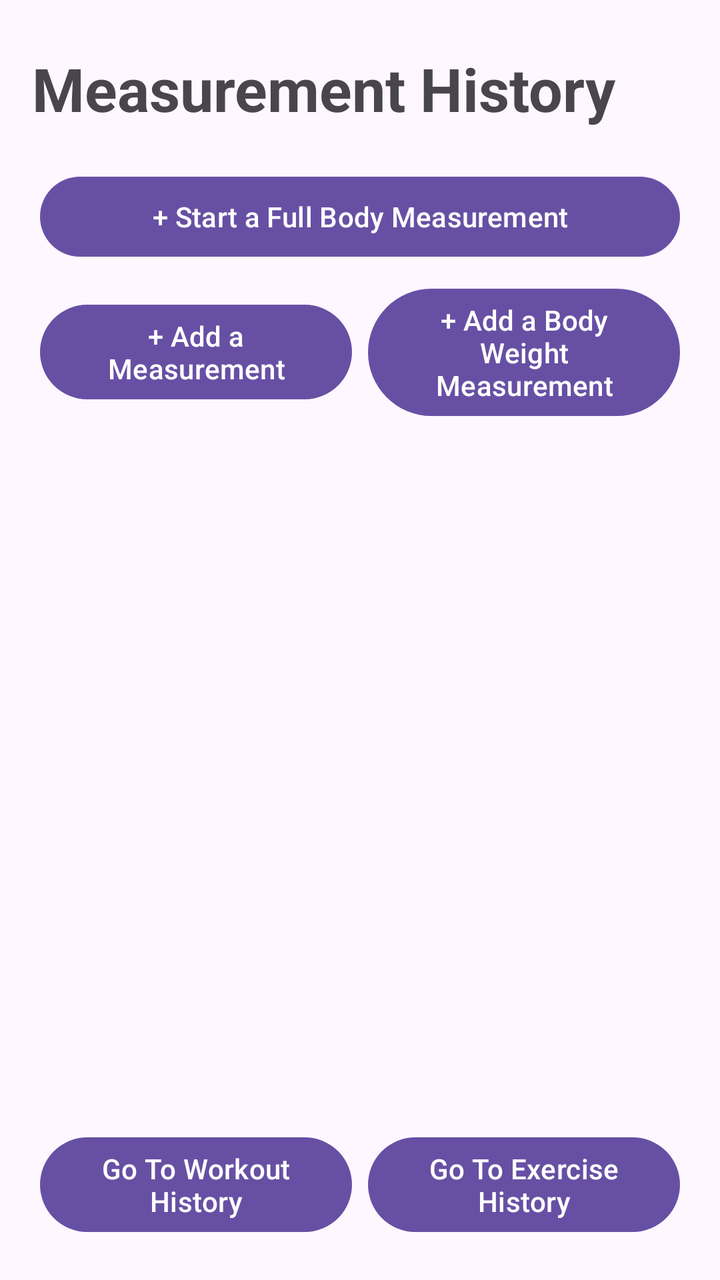
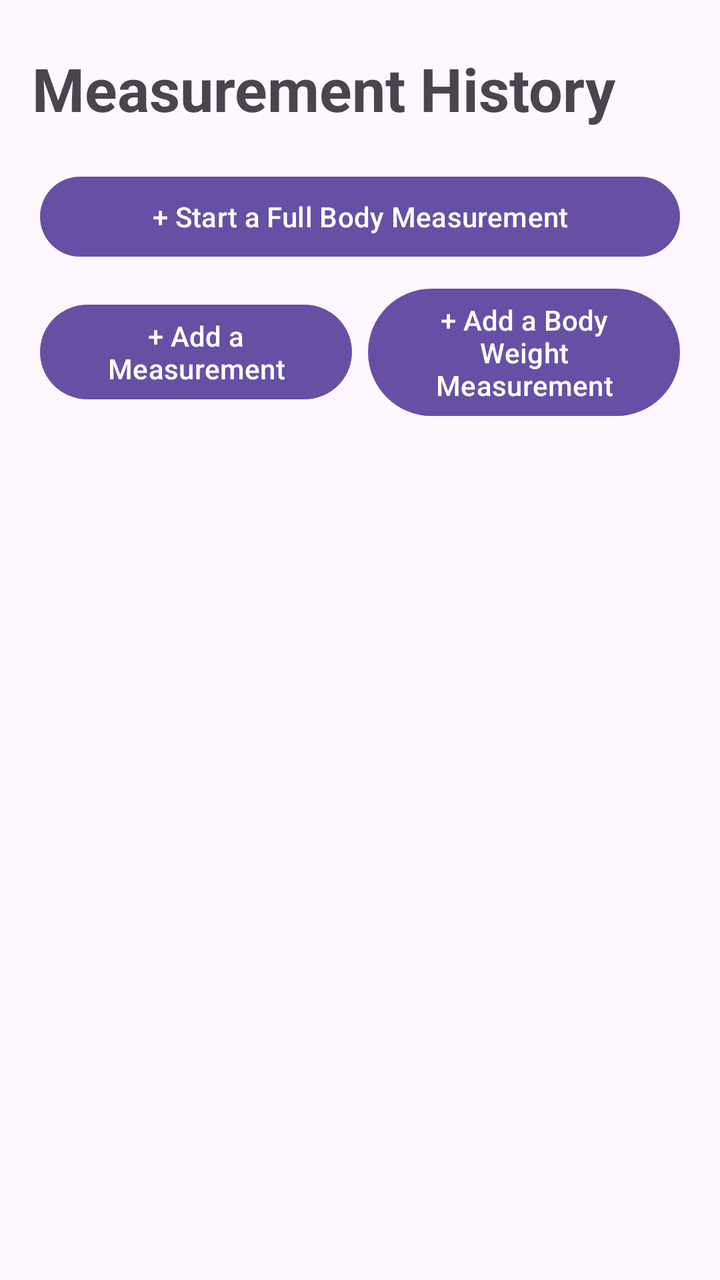

Screens rendered from an Android XML layout before and after an edit, with the pre-edit source and the edit as a unified diff.
<!-- AndroidManifest.xml: application theme Theme.FitnessGuru -->
<!-- res/layout/activity_measurement_history.xml -->
<?xml version="1.0" encoding="utf-8"?>
<LinearLayout xmlns:android="http://schemas.android.com/apk/res/android"
    android:orientation="vertical"
    android:padding="16dp"
    android:layout_width="match_parent"
    android:layout_height="match_parent">

    <TextView
        android:id="@+id/appTitle"
        android:text="Measurement History"
        android:textSize="30sp"
        android:textStyle="bold"
        android:layout_width="match_parent"
        android:layout_height="wrap_content"
        android:paddingTop="8dp"
        android:paddingBottom="16dp"/>

    <Button
        android:id="@+id/startFullBody"
        android:layout_width="match_parent"
        android:layout_height="wrap_content"
        android:minHeight="48dp"
        android:text="+ Start a Full Body Measurement"
        android:layout_margin="4dp"/>

    <LinearLayout
        android:orientation="horizontal"
        android:gravity="center_vertical"
        android:layout_width="match_parent"
        android:layout_height="wrap_content">



        <Button
            android:id="@+id/addBodyPart"
            android:layout_width="0dp"
            android:layout_weight="1"
            android:layout_height="wrap_content"
            android:minHeight="48dp"
            android:text="+ Add a Measurement"
            android:layout_margin="4dp"/>

        <Button
            android:id="@+id/doBodyWeight"
            android:layout_width="0dp"
            android:layout_weight="1"
            android:layout_height="wrap_content"
            android:minHeight="48dp"
            android:text="+ Add a Body Weight Measurement"
            android:layout_margin="4dp"/>

    </LinearLayout>

    <TextView
        android:id="@+id/emptyMessage"
        android:text="No recordings yet. Measure your body parts and write them down here!!"
        android:gravity="center"
        android:visibility="gone"
        android:layout_width="match_parent"
        android:layout_height="wrap_content"
        android:padding="24dp"/>

    <androidx.recyclerview.widget.RecyclerView
        android:id="@+id/measurementList"
        android:clipToPadding="false"
        android:paddingTop="12dp"
        android:layout_width="match_parent"
        android:layout_height="0dp"
        android:layout_weight="1"/>

    <LinearLayout
        android:layout_width="match_parent"
        android:layout_height="wrap_content"
        android:orientation="horizontal">

        <Button
            android:id="@+id/goToWorkoutHistory"
            android:layout_width="0dp"
            android:layout_weight="1"
            android:layout_height="wrap_content"
            android:minHeight="48dp"
            android:text="Go To Workout History"
            android:layout_margin="4dp"/>

        <Button
            android:id="@+id/goToExerciseHistory"
            android:layout_width="0dp"
            android:layout_weight="1"
            android:layout_height="wrap_content"
            android:minHeight="48dp"
            android:text="Go To Exercise History"
            android:layout_margin="4dp"/>

    </LinearLayout>


</LinearLayout>
<!-- resources referenced by this layout -->
<resources>
  <style name="Theme.FitnessGuru" parent="Base.Theme.FitnessGuru" />
  <style name="Base.Theme.FitnessGuru" parent="Theme.Material3.DayNight.NoActionBar">
          
          
      </style>
</resources>

<!-- the commit's change to res/layout/activity_measurement_history.xml (unified diff, before → after) -->
@@ -68,30 +68,10 @@
         android:layout_height="0dp"
         android:layout_weight="1"/>
 
-    <LinearLayout
+    <androidx.fragment.app.FragmentContainerView
+        android:id="@+id/bottomBar"
         android:layout_width="match_parent"
-        android:layout_height="wrap_content"
-        android:orientation="horizontal">
-
-        <Button
-            android:id="@+id/goToWorkoutHistory"
-            android:layout_width="0dp"
-            android:layout_weight="1"
-            android:layout_height="wrap_content"
-            android:minHeight="48dp"
-            android:text="Go To Workout History"
-            android:layout_margin="4dp"/>
-
-        <Button
-            android:id="@+id/goToExerciseHistory"
-            android:layout_width="0dp"
-            android:layout_weight="1"
-            android:layout_height="wrap_content"
-            android:minHeight="48dp"
-            android:text="Go To Exercise History"
-            android:layout_margin="4dp"/>
-
-    </LinearLayout>
+        android:layout_height="wrap_content"/>
 
 
 </LinearLayout>
